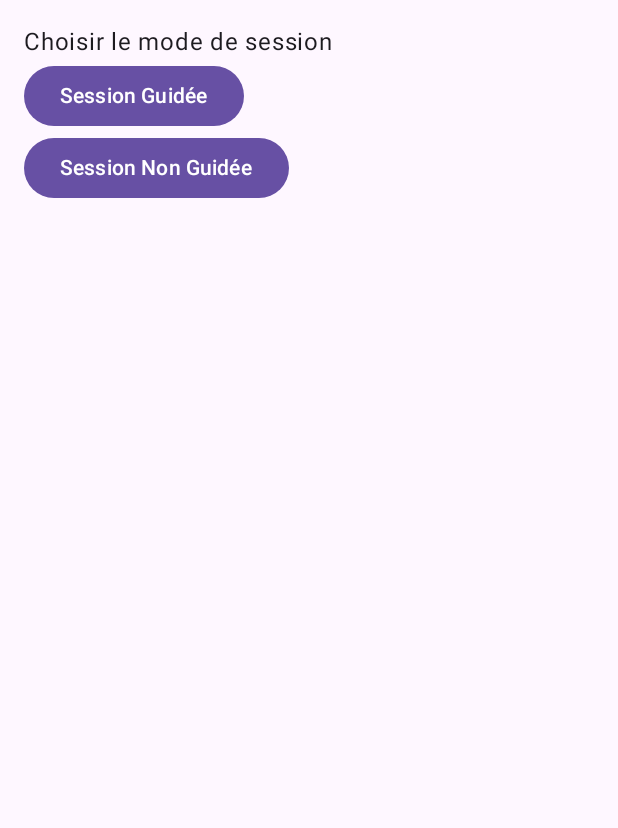
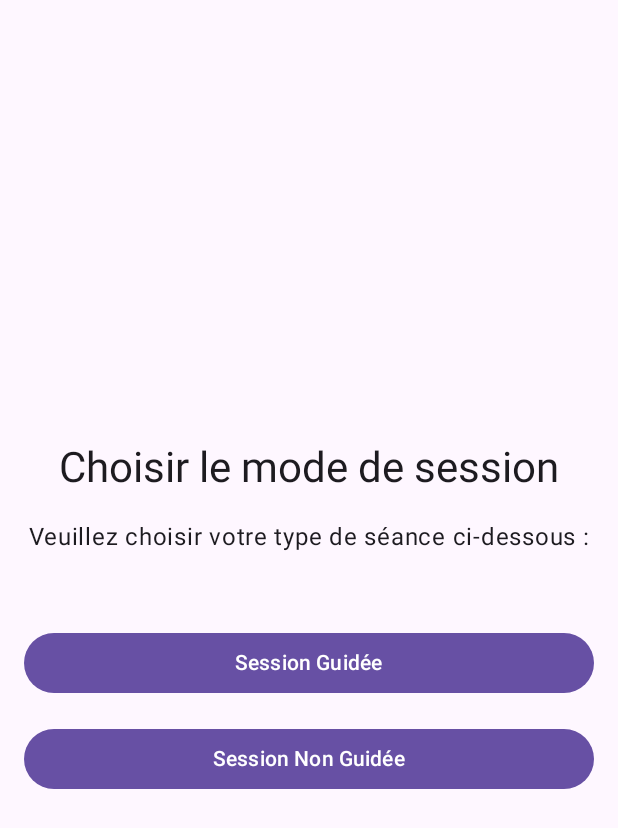
Before and after one commit to XaenorVlast/Master_Projet_ANDROID, an Android app built with Jetpack Compose: the ExerciceActivity screen opened directly, with no data from a screen before it, on a phone screen of 412 x 824 dp. Shown: the top 828 px of the screen. Run offline under Robolectric (Android 15) with nearby library versions, the phone set to English and light mode, and no system bars; our stand-ins replace Firebase (no records; nobody signed in at launch, a user with empty details on screens opened directly).

Commit message:
fin de projet

```diff
--- a/app/src/main/java/fr/isen/gomez/untilfailure/model/exercice/ExerciceActivity.kt
+++ b/app/src/main/java/fr/isen/gomez/untilfailure/model/exercice/ExerciceActivity.kt
@@ -11,9 +11,13 @@ import android.widget.Toast
 import android.widget.VideoView
 import androidx.activity.ComponentActivity
 import androidx.activity.compose.setContent
+import androidx.compose.foundation.layout.Arrangement
 import androidx.compose.foundation.layout.Column
 import androidx.compose.foundation.layout.PaddingValues
+import androidx.compose.foundation.layout.Spacer
 import androidx.compose.foundation.layout.fillMaxSize
+import androidx.compose.foundation.layout.fillMaxWidth
+import androidx.compose.foundation.layout.height
 import androidx.compose.foundation.layout.padding
 import androidx.compose.foundation.text.KeyboardOptions
 import androidx.compose.material3.AlertDialog
@@ -27,6 +31,7 @@ import androidx.compose.runtime.getValue
 import androidx.compose.runtime.mutableStateOf
 import androidx.compose.runtime.remember
 import androidx.compose.runtime.setValue
+import androidx.compose.ui.Alignment
 import androidx.compose.ui.Modifier
 import androidx.compose.ui.graphics.Color
 import androidx.compose.ui.platform.LocalContext
@@ -93,22 +98,46 @@ class ExerciceActivity : ComponentActivity(), BLEManager.NotificationListener {
         // Définir le contenu de l'UI avec une sélection initiale du mode de session
         setContent {
             Surface(modifier = Modifier.fillMaxSize()) {
-                Column(modifier = Modifier.padding(16.dp)) {
-                    Text("Choisir le mode de session", style = MaterialTheme.typography.bodyLarge)
-                    Button(onClick = {
-                        currentSessionMode = SessionMode.GUIDED
-                        updateUI() // Appel pour rafraîchir l'UI après la sélection
-                    }) {
+                Column(
+                    modifier = Modifier
+                        .padding(16.dp)
+                        .fillMaxWidth(),
+                    verticalArrangement = Arrangement.Center,
+                    horizontalAlignment = Alignment.CenterHorizontally
+                ) {
+                    Text(
+                        "Choisir le mode de session",
+                        style = MaterialTheme.typography.headlineMedium,
+                        modifier = Modifier.padding(bottom = 16.dp)
+                    )
+                    Text(
+                        "Veuillez choisir votre type de séance ci-dessous :",
+                        style = MaterialTheme.typography.bodyLarge,
+                        modifier = Modifier.padding(bottom = 32.dp)
+                    )
+                    Spacer(modifier = Modifier.height(16.dp))
+                    Button(
+                        onClick = {
+                            currentSessionMode = SessionMode.GUIDED
+                            updateUI() // Appel pour rafraîchir l'UI après la sélection
+                        },
+                        modifier = Modifier.fillMaxWidth()
+                    ) {
                         Text("Session Guidée")
                     }
-                    Button(onClick = {
-                        currentSessionMode = SessionMode.NON_GUIDED
-                        updateUI() // Appel pour rafraîchir l'UI après la sélection
-                    }) {
+                    Spacer(modifier = Modifier.height(16.dp))
+                    Button(
+                        onClick = {
+                            currentSessionMode = SessionMode.NON_GUIDED
+                            updateUI() // Appel pour rafraîchir l'UI après la sélection
+                        },
+                        modifier = Modifier.fillMaxWidth()
+                    ) {
                         Text("Session Non Guidée")
                     }
                 }
             }
+
         }
     }
 
```
Also changed, not shown: app/src/main/java/fr/isen/gomez/untilfailure/aspect/screenPrincipal/SeanceScreen.kt (+4 -23 lines), app/src/main/java/fr/isen/gomez/untilfailure/model/screenPrincipal/EcranPrincipalActivity.kt (+4 -5 lines), app/src/main/java/fr/isen/gomez/untilfailure/viewModel/screenPrincipal/SeanceViewModel.kt (+3 -6 lines).
